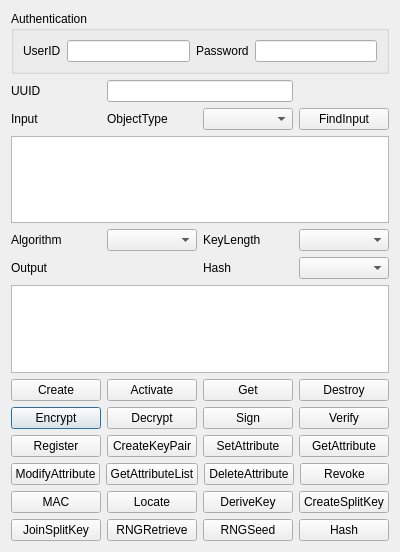
jykim74/TTLVReader, file TTLVReader/req_encoder_dlg.ui: the form before one commit.
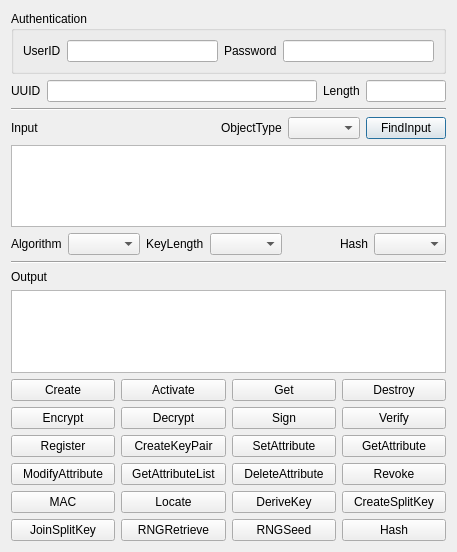
The form after the commit.

Diff of the .ui file:
```diff
--- a/TTLVReader/req_encoder_dlg.ui
+++ b/TTLVReader/req_encoder_dlg.ui
@@ -6,7 +6,7 @@
    <rect>
     <x>0</x>
     <y>0</y>
-    <width>400</width>
+    <width>457</width>
     <height>552</height>
    </rect>
   </property>
@@ -14,52 +14,120 @@
    <string>Request Encoder</string>
   </property>
   <layout class="QGridLayout" name="gridLayout">
-   <item row="8" column="0" colspan="4">
-    <layout class="QHBoxLayout" name="horizontalLayout">
+   <item row="5" column="0" colspan="4">
+    <layout class="QGridLayout" name="gridLayout_7">
      <property name="topMargin">
       <number>0</number>
      </property>
+     <item row="0" column="3">
+      <widget class="QComboBox" name="mObjectTypeCombo"/>
+     </item>
+     <item row="0" column="0">
+      <widget class="QLabel" name="label_3">
+       <property name="text">
+        <string>Input</string>
+       </property>
+      </widget>
+     </item>
+     <item row="0" column="1">
+      <spacer name="horizontalSpacer">
+       <property name="orientation">
+        <enum>Qt::Horizontal</enum>
+       </property>
+       <property name="sizeHint" stdset="0">
+        <size>
+         <width>40</width>
+         <height>20</height>
+        </size>
+       </property>
+      </spacer>
+     </item>
+     <item row="0" column="2">
+      <widget class="QLabel" name="label_2">
+       <property name="text">
+        <string>ObjectType</string>
+       </property>
+      </widget>
+     </item>
+     <item row="0" column="4">
+      <widget class="QPushButton" name="mFindInputBtn">
+       <property name="text">
+        <string>FindInput</string>
+       </property>
+      </widget>
+     </item>
+    </layout>
+   </item>
+   <item row="2" column="0" colspan="4">
+    <layout class="QGridLayout" name="gridLayout_5">
+     <property name="topMargin">
+      <number>0</number>
+     </property>
+     <item row="0" column="0">
+      <widget class="QLabel" name="label">
+       <property name="text">
+        <string>UUID</string>
+       </property>
+      </widget>
+     </item>
+     <item row="0" column="2">
+      <widget class="QLabel" name="label_9">
+       <property name="text">
+        <string>Length</string>
+       </property>
+      </widget>
+     </item>
+     <item row="0" column="3">
+      <widget class="QLineEdit" name="mLenText">
+       <property name="maximumSize">
+        <size>
+         <width>80</width>
+         <height>16777215</height>
+        </size>
+       </property>
+      </widget>
+     </item>
+     <item row="0" column="1">
+      <widget class="QLineEdit" name="mUUIDText"/>
+     </item>
+    </layout>
+   </item>
+   <item row="13" column="0" colspan="4">
+    <layout class="QHBoxLayout" name="horizontalLayout_2">
+     <property name="topMargin">
+      <number>0</number>
+     </property>
      <item>
-      <widget class="QPushButton" name="mEncryptBtn">
+      <widget class="QPushButton" name="mRegisterBtn">
        <property name="text">
-        <string>Encrypt</string>
+        <string>Register</string>
        </property>
       </widget>
      </item>
      <item>
-      <widget class="QPushButton" name="mDecryptBtn">
+      <widget class="QPushButton" name="mCreateKeyPairBtn">
        <property name="text">
-        <string>Decrypt</string>
+        <string>CreateKeyPair</string>
        </property>
       </widget>
      </item>
      <item>
-      <widget class="QPushButton" name="mSignBtn">
+      <widget class="QPushButton" name="mSetAttributeBtn">
        <property name="text">
-        <string>Sign</string>
+        <string>SetAttribute</string>
        </property>
       </widget>
      </item>
      <item>
-      <widget class="QPushButton" name="mVerifyBtn">
+      <widget class="QPushButton" name="mGetAttribute">
        <property name="text">
-        <string>Verify</string>
+        <string>GetAttribute</string>
        </property>
       </widget>
      </item>
     </layout>
    </item>
-   <item row="5" column="3">
-    <widget class="QComboBox" name="mHashCombo"/>
-   </item>
-   <item row="4" column="0">
-    <widget class="QLabel" name="label_5">
-     <property name="text">
-      <string>Algorithm</string>
-     </property>
-    </widget>
-   </item>
-   <item row="12" column="0" colspan="4">
+   <item row="16" column="0" colspan="4">
     <layout class="QGridLayout" name="gridLayout_4">
      <property name="topMargin">
       <number>0</number>
@@ -94,29 +162,6 @@
      </item>
     </layout>
    </item>
-   <item row="2" column="2">
-    <widget class="QComboBox" name="mObjectTypeCombo"/>
-   </item>
-   <item row="3" column="0" colspan="4">
-    <widget class="QPlainTextEdit" name="mInputText"/>
-   </item>
-   <item row="4" column="1">
-    <widget class="QComboBox" name="mAlgCombo"/>
-   </item>
-   <item row="4" column="2">
-    <widget class="QLabel" name="mOptionLabel">
-     <property name="text">
-      <string>KeyLength</string>
-     </property>
-    </widget>
-   </item>
-   <item row="2" column="0">
-    <widget class="QLabel" name="label_3">
-     <property name="text">
-      <string>Input</string>
-     </property>
-    </widget>
-   </item>
    <item row="0" column="0" colspan="4">
     <widget class="QGroupBox" name="groupBox">
      <property name="title">
@@ -146,17 +191,140 @@
      </layout>
     </widget>
    </item>
-   <item row="4" column="3">
-    <widget class="QComboBox" name="mOptionCombo"/>
-   </item>
-   <item row="2" column="1">
-    <widget class="QLabel" name="label_2">
-     <property name="text">
-      <string>ObjectType</string>
-     </property>
-    </widget>
+   <item row="6" column="0" colspan="4">
+    <widget class="QPlainTextEdit" name="mInputText"/>
    </item>
    <item row="10" column="0" colspan="4">
+    <widget class="QPlainTextEdit" name="mOutputText"/>
+   </item>
+   <item row="7" column="0" colspan="4">
+    <layout class="QGridLayout" name="gridLayout_8">
+     <property name="topMargin">
+      <number>0</number>
+     </property>
+     <item row="0" column="1">
+      <widget class="QComboBox" name="mAlgCombo"/>
+     </item>
+     <item row="0" column="3">
+      <widget class="QComboBox" name="mOptionCombo"/>
+     </item>
+     <item row="0" column="6">
+      <widget class="QComboBox" name="mHashCombo"/>
+     </item>
+     <item row="0" column="5">
+      <widget class="QLabel" name="label_7">
+       <property name="text">
+        <string>Hash</string>
+       </property>
+      </widget>
+     </item>
+     <item row="0" column="2">
+      <widget class="QLabel" name="mOptionLabel">
+       <property name="text">
+        <string>KeyLength</string>
+       </property>
+      </widget>
+     </item>
+     <item row="0" column="0">
+      <widget class="QLabel" name="label_5">
+       <property name="text">
+        <string>Algorithm</string>
+       </property>
+      </widget>
+     </item>
+     <item row="0" column="4">
+      <spacer name="horizontalSpacer_2">
+       <property name="orientation">
+        <enum>Qt::Horizontal</enum>
+       </property>
+       <property name="sizeHint" stdset="0">
+        <size>
+         <width>40</width>
+         <height>20</height>
+        </size>
+       </property>
+      </spacer>
+     </item>
+    </layout>
+   </item>
+   <item row="9" column="0">
+    <widget class="QLabel" name="label_4">
+     <property name="text">
+      <string>Output</string>
+     </property>
+    </widget>
+   </item>
+   <item row="15" column="0" colspan="4">
+    <layout class="QHBoxLayout" name="horizontalLayout_4">
+     <property name="topMargin">
+      <number>0</number>
+     </property>
+     <item>
+      <widget class="QPushButton" name="mMACBtn">
+       <property name="text">
+        <string>MAC</string>
+       </property>
+      </widget>
+     </item>
+     <item>
+      <widget class="QPushButton" name="mLocateBtn">
+       <property name="text">
+        <string>Locate</string>
+       </property>
+      </widget>
+     </item>
+     <item>
+      <widget class="QPushButton" name="mDeriveKeyBtn">
+       <property name="text">
+        <string>DeriveKey</string>
+       </property>
+      </widget>
+     </item>
+     <item>
+      <widget class="QPushButton" name="mCreateSplitKeyBtn">
+       <property name="text">
+        <string>CreateSplitKey</string>
+       </property>
+      </widget>
+     </item>
+    </layout>
+   </item>
+   <item row="12" column="0" colspan="4">
+    <layout class="QHBoxLayout" name="horizontalLayout">
+     <property name="topMargin">
+      <number>0</number>
+     </property>
+     <item>
+      <widget class="QPushButton" name="mEncryptBtn">
+       <property name="text">
+        <string>Encrypt</string>
+       </property>
+      </widget>
+     </item>
+     <item>
+      <widget class="QPushButton" name="mDecryptBtn">
+       <property name="text">
+        <string>Decrypt</string>
+       </property>
+      </widget>
+     </item>
+     <item>
+      <widget class="QPushButton" name="mSignBtn">
+       <property name="text">
+        <string>Sign</string>
+       </property>
+      </widget>
+     </item>
+     <item>
+      <widget class="QPushButton" name="mVerifyBtn">
+       <property name="text">
+        <string>Verify</string>
+       </property>
+      </widget>
+     </item>
+    </layout>
+   </item>
+   <item row="14" column="0" colspan="4">
     <layout class="QHBoxLayout" name="horizontalLayout_3">
      <property name="topMargin">
       <number>0</number>
@@ -191,34 +359,7 @@
      </item>
     </layout>
    </item>
-   <item row="5" column="0">
-    <widget class="QLabel" name="label_4">
-     <property name="text">
-      <string>Output</string>
-     </property>
-    </widget>
-   </item>
-   <item row="1" column="0">
-    <widget class="QLabel" name="label">
-     <property name="text">
-      <string>UUID</string>
-     </property>
-    </widget>
-   </item>
-   <item row="2" column="3">
-    <widget class="QPushButton" name="mFindInputBtn">
-     <property name="text">
-      <string>FindInput</string>
-     </property>
-    </widget>
-   </item>
-   <item row="6" column="0" colspan="4">
-    <widget class="QPlainTextEdit" name="mOutputText"/>
-   </item>
-   <item row="1" column="1" colspan="2">
-    <widget class="QLineEdit" name="mUUIDText"/>
-   </item>
-   <item row="7" column="0" colspan="4">
+   <item row="11" column="0" colspan="4">
     <layout class="QGridLayout" name="gridLayout_2">
      <property name="topMargin">
       <number>0</number>
@@ -253,82 +394,19 @@
      </item>
     </layout>
    </item>
-   <item row="5" column="2">
-    <widget class="QLabel" name="label_7">
-     <property name="text">
-      <string>Hash</string>
+   <item row="8" column="0" colspan="4">
+    <widget class="Line" name="line_2">
+     <property name="orientation">
+      <enum>Qt::Horizontal</enum>
      </property>
     </widget>
    </item>
-   <item row="11" column="0" colspan="4">
-    <layout class="QHBoxLayout" name="horizontalLayout_4">
-     <property name="topMargin">
-      <number>0</number>
+   <item row="3" column="0" colspan="4">
+    <widget class="Line" name="line">
+     <property name="orientation">
+      <enum>Qt::Horizontal</enum>
      </property>
-     <item>
-      <widget class="QPushButton" name="mMACBtn">
-       <property name="text">
-        <string>MAC</string>
-       </property>
-      </widget>
-     </item>
-     <item>
-      <widget class="QPushButton" name="mLocateBtn">
-       <property name="text">
-        <string>Locate</string>
-       </property>
-      </widget>
-     </item>
-     <item>
-      <widget class="QPushButton" name="mDeriveKeyBtn">
-       <property name="text">
-        <string>DeriveKey</string>
-       </property>
-      </widget>
-     </item>
-     <item>
-      <widget class="QPushButton" name="mCreateSplitKeyBtn">
-       <property name="text">
-        <string>CreateSplitKey</string>
-       </property>
-      </widget>
-     </item>
-    </layout>
-   </item>
-   <item row="9" column="0" colspan="4">
-    <layout class="QHBoxLayout" name="horizontalLayout_2">
-     <property name="topMargin">
-      <number>0</number>
-     </property>
-     <item>
-      <widget class="QPushButton" name="mRegisterBtn">
-       <property name="text">
-        <string>Register</string>
-       </property>
-      </widget>
-     </item>
-     <item>
-      <widget class="QPushButton" name="mCreateKeyPairBtn">
-       <property name="text">
-        <string>CreateKeyPair</string>
-       </property>
-      </widget>
-     </item>
-     <item>
-      <widget class="QPushButton" name="mSetAttributeBtn">
-       <property name="text">
-        <string>SetAttribute</string>
-       </property>
-      </widget>
-     </item>
-     <item>
-      <widget class="QPushButton" name="mGetAttribute">
-       <property name="text">
-        <string>GetAttribute</string>
-       </property>
-      </widget>
-     </item>
-    </layout>
+    </widget>
    </item>
   </layout>
  </widget>
```
